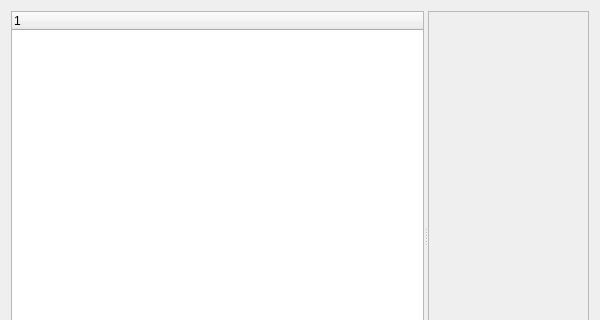
Above: branches/tosate/src/FriendsMgmtDialog.ui from asolfre/qwit before the change; both pictures show x 0 to 600 and y 0 to 320 of the 600 by 500 pixel window. Below: the same form after it.
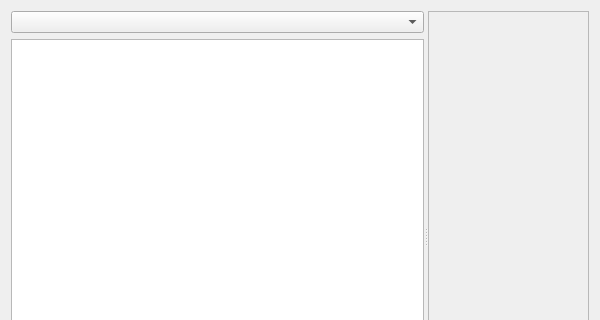
That is the form after the change.

Commit message: layout of the user management dialog changed; German translation updated

The edit to the form file:
```diff
--- a/branches/tosate/src/FriendsMgmtDialog.ui
+++ b/branches/tosate/src/FriendsMgmtDialog.ui
@@ -16,18 +16,55 @@
   <property name="modal">
    <bool>true</bool>
   </property>
-  <layout class="QVBoxLayout" name="verticalLayout">
+  <layout class="QVBoxLayout" name="verticalLayout_2">
    <item>
     <widget class="QSplitter" name="splitter">
      <property name="orientation">
       <enum>Qt::Horizontal</enum>
      </property>
-     <widget class="QTreeWidget" name="accountsTreeWidget">
-      <column>
-       <property name="text">
-        <string notr="true">1</string>
-       </property>
-      </column>
+     <widget class="QWidget" name="verticalLayoutWidget">
+      <layout class="QVBoxLayout" name="verticalLayout">
+       <item>
+        <widget class="QComboBox" name="accountComboBox">
+         <property name="sizePolicy">
+          <sizepolicy hsizetype="MinimumExpanding" vsizetype="Fixed">
+           <horstretch>0</horstretch>
+           <verstretch>0</verstretch>
+          </sizepolicy>
+         </property>
+         <property name="minimumSize">
+          <size>
+           <width>150</width>
+           <height>0</height>
+          </size>
+         </property>
+        </widget>
+       </item>
+       <item>
+        <widget class="QTreeWidget" name="groupsTreeWidget">
+         <property name="sizePolicy">
+          <sizepolicy hsizetype="MinimumExpanding" vsizetype="Expanding">
+           <horstretch>0</horstretch>
+           <verstretch>0</verstretch>
+          </sizepolicy>
+         </property>
+         <property name="minimumSize">
+          <size>
+           <width>150</width>
+           <height>0</height>
+          </size>
+         </property>
+         <attribute name="headerVisible">
+          <bool>false</bool>
+         </attribute>
+         <column>
+          <property name="text">
+           <string>accounts</string>
+          </property>
+         </column>
+        </widget>
+       </item>
+      </layout>
      </widget>
      <widget class="QFrame" name="pagesWidget">
       <property name="frameShape">
```
Left out of the diff: 6 changed lines with no effect on the pictures. The commit also changes 51 other files.
